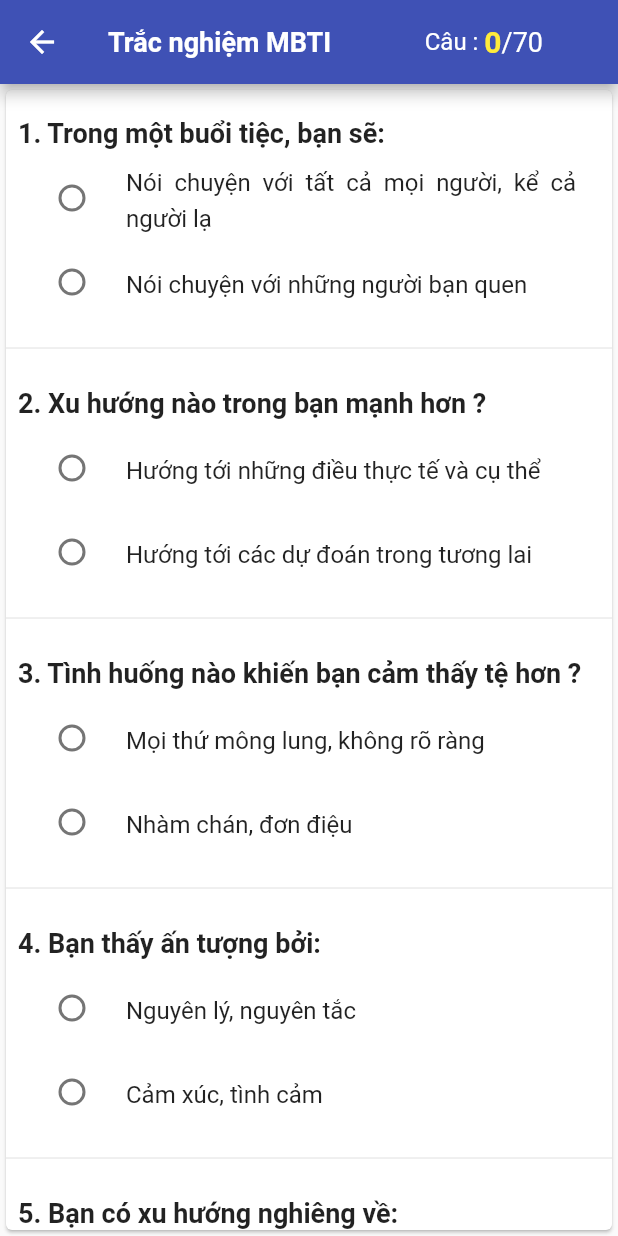
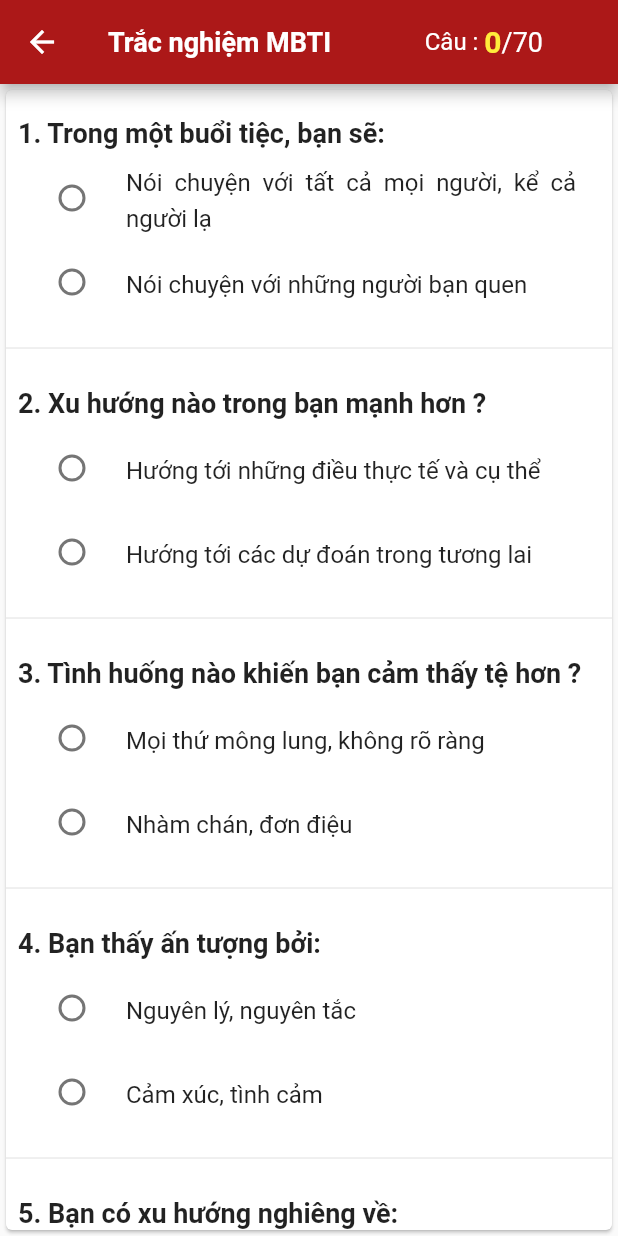
Before and after one commit to Vo-Ngoc-Khanh/App-quiz-MBTI, a Flutter app: the QuestionPage screen opened directly, on a phone screen of 412 x 824 dp. Run offline on Flutter 3.47's test engine with Material 2 defaults, Android fonts, the phone set to English and light mode, and no system bars; our stand-ins replace charts_flutter, flutter_swiper, lottie, shared_preferences; accounts and stored records are empty; Roboto replaces fonts that are missing (Times New Roman).

Commit message:
quiz mbti

```diff
--- a/flutter_quiz_app/lib/model/json/questionjson.dart
+++ b/flutter_quiz_app/lib/model/json/questionjson.dart
@@ -75,421 +75,421 @@ final questions = [
   {
   "questionText": "11. Khi đánh giá người khác, bạn thường:",
   "answerText": [
-      {"text": "A. Dựa trên các quy định, luật lệ","case" : "T"},
-      {"text": "B. Dựa trên hoàn cảnh cụ thể","case" : "F"},
+      {"text": " Dựa trên các quy định, luật lệ","case" : "T"},
+      {"text": " Dựa trên hoàn cảnh cụ thể","case" : "F"},
     ],
   },
   {
     "questionText": "12. Khi tiếp cận người khác, bạn nghiêng về:",
     "answerText": [
-        {"text": "A. Tiếp cận khách quan","case" : "T"},
-        {"text": "B. Tiếp cận cá nhân","case" : "F"},
+        {"text": " Tiếp cận khách quan","case" : "T"},
+        {"text": " Tiếp cận cá nhân","case" : "F"},
     ],
   },
   {
     "questionText": "13. Phong cách đúng với bạn hơn?",
     "answerText": [
-        {"text": "A. Đúng giờ","case" : "J"},
-        {"text": "B. Nhàn nhã, thoải mái","case" : "P"},
+        {"text": " Đúng giờ","case" : "J"},
+        {"text": " Nhàn nhã, thoải mái","case" : "P"},
     ],
   },
   {
     "questionText": "14. Bạn bồn chồn khi có những việc:",
     "answerText": [
-        {"text": "A. Chưa hoàn thiện","case" : "J"},
-        {"text": "B. Đã hoàn thiện","case" : "P"},
+        {"text": " Chưa hoàn thiện","case" : "J"},
+        {"text": " Đã hoàn thiện","case" : "P"},
     ],
   },
   {
     "questionText": "15. Bạn là người:",
     "answerText": [
-        {"text": "A. Luôn nắm bắt kịp thời thông tin về các vấn đề của mọi người","case" : "E"},
-        {"text": "B. Thường biết thông tin sau","case" : "I"},
+        {"text": " Luôn nắm bắt kịp thời thông tin về các vấn đề của mọi người","case" : "E"},
+        {"text": " Thường biết thông tin sau","case" : "I"},
     ],
   },
   {
     "questionText": "16. Với các công việc thông thường, bạn nghiêng về cách:",
     "answerText": [
-        {"text": "A. Làm theo cách thông thường","case" : "S"},
-        {"text": "B. Làm theo cách của riêng mình","case" : "N"},
+        {"text": " Làm theo cách thông thường","case" : "S"},
+        {"text": " Làm theo cách của riêng mình","case" : "N"},
     ],
   },
   {
     "questionText": "17. Theo bạn, các nhà văn nên:",
     "answerText": [
-        {"text": "A. Viết những gì họ nghĩ, và nghĩ những gì họ viết, một cách rõ ràng","case" : "S"},
-        {"text": "B. Diễn đạt sự việc bằng cách so sánh, liên tưởng","case" : "N"},
+        {"text": " Viết những gì họ nghĩ, và nghĩ những gì họ viết, một cách rõ ràng","case" : "S"},
+        {"text": " Diễn đạt sự việc bằng cách so sánh, liên tưởng","case" : "N"},
     ],
   },
   {
     "questionText": "18. Điều gì lôi cuốn bạn hơn:",
     "answerText": [
-        {"text": "A. Sự nhất quán về tư duy, suy nghĩ","case" : "T"},
-        {"text": "B. Sự hòa hợp trong các mối quan hệ con người","case" : "F"},
+        {"text": " Sự nhất quán về tư duy, suy nghĩ","case" : "T"},
+        {"text": " Sự hòa hợp trong các mối quan hệ con người","case" : "F"},
     ],
   },
   {
     "questionText": "19. Bạn cảm thấy thoải mái hơn khi đưa ra nhận xét:",
     "answerText": [
-        {"text": "A. Một cách logic","case" : "T"},
-        {"text": "B. Một cách có ý nghĩa, có giá trị","case" : "F"},
+        {"text": " Một cách logic","case" : "T"},
+        {"text": " Một cách có ý nghĩa, có giá trị","case" : "F"},
     ],
   },
   {
     "questionText": "20. Bạn thích những điều:",
     "answerText": [
-        {"text": "A. Được định trước","case" : "J"},
-        {"text": "B. Chưa được quyết định","case" : "P"},
+        {"text": " Được định trước","case" : "J"},
+        {"text": " Chưa được quyết định","case" : "P"},
     ],
   },
   {
     "questionText": "21. Bạn là người:",
     "answerText": [
-        {"text": "A. Nghiêm túc và quyết đoán","case" : "J"},
-        {"text": "B. Dễ tính, thoải mái","case" : "P"},
+        {"text": " Nghiêm túc và quyết đoán","case" : "J"},
+        {"text": " Dễ tính, thoải mái","case" : "P"},
     ],
   },
   {
     "questionText": "22. Khi nói chuyện điện thoại, bạn:",
     "answerText": [
-        {"text": "A. Hiếm khi băn khoăn đến những điều mình sẽ nói","case" : "E"},
-        {"text": "B. Thường chuẩn bị trước những điều mình sẽ nói","case" : "I"},
+        {"text": " Hiếm khi băn khoăn đến những điều mình sẽ nói","case" : "E"},
+        {"text": " Thường chuẩn bị trước những điều mình sẽ nói","case" : "I"},
     ],
   },
   {
     "questionText": "23. Theo bạn,các sự việc, sự kiện:",
     "answerText": [
-        {"text": "A. Bản thân nó giải thích cho chính nó","case" : "S"},
-        {"text": "B. Nó là bằng chứng giải thích cho các quy tắc, quy luật","case" : "N"},
+        {"text": " Bản thân nó giải thích cho chính nó","case" : "S"},
+        {"text": " Nó là bằng chứng giải thích cho các quy tắc, quy luật","case" : "N"},
     ],
   },
   {
     "questionText": "24. Những người có tầm nhìn xa:",
     "answerText": [
-        {"text": "A. Ở mức độ nào đó, họ thường gây khó chịu cho người khác","case" : "S"},
-        {"text": "B. Khá thú vị","case" : "N"},
+        {"text": " Ở mức độ nào đó, họ thường gây khó chịu cho người khác","case" : "S"},
+        {"text": " Khá thú vị","case" : "N"},
     ],
   },
   {
     "questionText": "25. Bạn là người:",
     "answerText": [
-        {"text": "A. Có cái đầu lạnh","case" : "T"},
-        {"text": "B. Có trái tim ấm","case" : "F"},
+        {"text": " Có cái đầu lạnh","case" : "T"},
+        {"text": " Có trái tim ấm","case" : "F"},
     ],
   },
   {
     "questionText": "26. Điều nào tồi tệ hơn:",
     "answerText": [
-        {"text": "A. Không công bằng","case" : "T"},
-        {"text": "B. Tàn nhẫn","case" : "F"},
+        {"text": " Không công bằng","case" : "T"},
+        {"text": " Tàn nhẫn","case" : "F"},
     ],
   },
   {
     "questionText": "27. Mọi người nên để các sự kiện xảy ra:",
     "answerText": [
-        {"text": "A. Theo sự lựa chọn và cân nhắc kĩ lưỡng","case" : "J"},
-        {"text": "B. Diễn ra ngẫu nhiên, tự nhiên","case" : "P"},
+        {"text": " Theo sự lựa chọn và cân nhắc kĩ lưỡng","case" : "J"},
+        {"text": " Diễn ra ngẫu nhiên, tự nhiên","case" : "P"},
     ],
   },
   {
     "questionText": "28. Bạn cảm thấy thoải mái hơn khi:",
     "answerText": [
-        {"text": "A. Đã mua một thứ gì đó","case" : "J"},
-        {"text": "B. Có khả năng và có sự lựa chọn để mua","case" : "P"},
+        {"text": " Đã mua một thứ gì đó","case" : "J"},
+        {"text": " Có khả năng và có sự lựa chọn để mua","case" : "P"},
     ],
   },
   {
     "questionText": "29. Trong công ty, bạn là người:",
     "answerText": [
-        {"text": "A. Khởi xướng các câu chuyện","case" : "E"},
-        {"text": "B. Đợi người khác khởi xướng để nói chuyện","case" : "I"},
+        {"text": " Khởi xướng các câu chuyện","case" : "E"},
+        {"text": " Đợi người khác khởi xướng để nói chuyện","case" : "I"},
     ],
   },
   {
     "questionText": "30. Những logic được mọi người chấp nhận, bạn sẽ:",
     "answerText": [
-        {"text": "A. Tin tưởng vào những điều đó và không nghi ngờ","case" : "S"},
-        {"text": "B. Xem xét lại tính đúng đắn của những điều đó","case" : "N"},
+        {"text": " Tin tưởng vào những điều đó và không nghi ngờ","case" : "S"},
+        {"text": " Xem xét lại tính đúng đắn của những điều đó","case" : "N"},
     ],
   },
   {
     "questionText": "31. Trẻ em thường không:",
     "answerText": [
-        {"text": "A. Tự mình phát huy hết năng lực","case" : "S"},
-        {"text": "B. Thỏa mãn hết trí tưởng tượng của mình","case" : "N"},
+        {"text": " Tự mình phát huy hết năng lực","case" : "S"},
+        {"text": " Thỏa mãn hết trí tưởng tượng của mình","case" : "N"},
     ],
   },
   {
     "questionText": "32. Khi đưa ra các quyết định, bạn thiên về:",
     "answerText": [
-        {"text": "A. Các tiêu chuẩn, quy định","case" : "T"},
-        {"text": "B. Cảm xúc, cảm nhận","case" : "F"},
+        {"text": " Các tiêu chuẩn, quy định","case" : "T"},
+        {"text": " Cảm xúc, cảm nhận","case" : "F"},
     ],
   },
   {
     "questionText": "33. Bạn nghiêng về tính cách:",
     "answerText": [
-        {"text": "A. Chắc chắn hơn là nhẹ nhàng","case" : "T"},
-        {"text": "B. Nhẹ nhàng hơn là chắc chắn","case" : "F"},
+        {"text": " Chắc chắn hơn là nhẹ nhàng","case" : "T"},
+        {"text": " Nhẹ nhàng hơn là chắc chắn","case" : "F"},
     ],
   },
   {
     "questionText": "34. Khả năng nào đáng khâm phục hơn:",
     "answerText": [
-        {"text": "A. Khả năng tổ chức và làm việc có phương pháp","case" : "J"},
-        {"text": "B. Khả năng thích ứng và xoay xở trước mọi tình huống","case" : "P"},
+        {"text": " Khả năng tổ chức và làm việc có phương pháp","case" : "J"},
+        {"text": " Khả năng thích ứng và xoay xở trước mọi tình huống","case" : "P"},
     ],
   },
   {
     "questionText": "35. Bạn đề cao:",
     "answerText": [
-        {"text": "A. Sự chắc chắn","case" : "J"},
-        {"text": "B. Sự cởi mở","case" : "P"},
+        {"text": " Sự chắc chắn","case" : "J"},
+        {"text": " Sự cởi mở","case" : "P"},
     ],
   },
   {
     "questionText": "36. Đối mặt với những vấn đề mới, bạn thường",
     "answerText": [
-        {"text": "A. Thấy kích thích và hào hứng","case" : "E"},
-        {"text": "B. Cảm thấy mệt mỏi","case" : "I"},
+        {"text": " Thấy kích thích và hào hứng","case" : "E"},
+        {"text": " Cảm thấy mệt mỏi","case" : "I"},
     ],
   },
   {
     "questionText": "37. Thường thì bạn là:",
     "answerText": [
-        {"text": "A. Người thực tế","case" : "S"},
-        {"text": "B. Người có khả năng tưởng tượng phong phú","case" : "N"},
+        {"text": " Người thực tế","case" : "S"},
+        {"text": " Người có khả năng tưởng tượng phong phú","case" : "N"},
     ],
   },
   {
     "questionText": "38. Bạn thường có xu hướng xem người khác:",
     "answerText": [
-        {"text": "A. Có thể làm được việc gì hữu ích","case" : "S"},
-        {"text": "B. Xem người khác sẽ nghĩ và cảm nhận như thế nào","case" : "N"},
+        {"text": " Có thể làm được việc gì hữu ích","case" : "S"},
+        {"text": " Xem người khác sẽ nghĩ và cảm nhận như thế nào","case" : "N"},
     ],
   },
   {
     "questionText": "39. Bạn cảm thấy thoải mái hơn khi:",
     "answerText": [
-        {"text": "A. Thảo luận một vân đề kĩ lưỡng, triệt để","case" : "T"},
-        {"text": "B. Đạt được thỏa thuận, sự nhất trí về vấn đề","case" : "F"},
+        {"text": " Thảo luận một vân đề kĩ lưỡng, triệt để","case" : "T"},
+        {"text": " Đạt được thỏa thuận, sự nhất trí về vấn đề","case" : "F"},
     ],
   },
   {
     "questionText": "40. Cái đầu hay trái tim chi phối bạn nhiều hơn",
     "answerText": [
-        {"text": "A. Cái đầu","case" : "T"},
-        {"text": "B. Trái tim","case" : "F"},
+        {"text": " Cái đầu","case" : "T"},
+        {"text": " Trái tim","case" : "F"},
     ],
   },
   {
     "questionText": "41. Bạn thích công việc:",
     "answerText": [
-        {"text": "A. Được giao trọn gói, làm xong hết rồi bàn giao","case" : "J"},
-        {"text": "B. Công việc làm hàng ngày, theo lịch","case" : "P"},
+        {"text": " Được giao trọn gói, làm xong hết rồi bàn giao","case" : "J"},
+        {"text": " Công việc làm hàng ngày, theo lịch","case" : "P"},
     ],
   },
   {
     "questionText": "42. Bạn có xu hướng tìm kiếm những điều:",
     "answerText": [
-        {"text": "A. Theo trật tự, thứ tự","case" : "J"},
-        {"text": "B. Ngẫu nhiên","case" : "P"},
+        {"text": " Theo trật tự, thứ tự","case" : "J"},
+        {"text": " Ngẫu nhiên","case" : "P"},
     ],
   },
   {
     "questionText": "43. Bạn thích kiểu nào hơn:",
     "answerText": [
-        {"text": "A. Nhiều bạn bè với mức độ tiếp xúc ngắn gọn","case" : "E"},
-        {"text": "B. Một vài bạn thân với mức độ tiếp xúc sâu","case" : "I"},
+        {"text": " Nhiều bạn bè với mức độ tiếp xúc ngắn gọn","case" : "E"},
+        {"text": " Một vài bạn thân với mức độ tiếp xúc sâu","case" : "I"},
     ],
   },
   {
     "questionText": "44. Bạn thường dựa vào:",
     "answerText": [
-        {"text": "A. Sự kiện, thông tin","case" : "S"},
-        {"text": "B. Nguyên lí, nguyên tắc","case" : "N"},
+        {"text": " Sự kiện, thông tin","case" : "S"},
+        {"text": " Nguyên lí, nguyên tắc","case" : "N"},
     ],
   },
   {
     "questionText": "45. Bạn hứng thú với việc gì hơn:",
     "answerText": [
-        {"text": "A. Sản xuất và phân phối","case" : "S"},
-        {"text": "B. Thiết kế, nghiên cứu","case" : "N"},
+        {"text": " Sản xuất và phân phối","case" : "S"},
+        {"text": " Thiết kế, nghiên cứu","case" : "N"},
     ],
   },
   {
     "questionText": "46. Bạn thích được khen là:",
     "answerText": [
-        {"text": "A. Một người có logic rất tốt","case" : "T"},
-        {"text": "B. Một người rất tình cảm, tinh tế","case" : "F"},
+        {"text": " Một người có logic rất tốt","case" : "T"},
+        {"text": " Một người rất tình cảm, tinh tế","case" : "F"},
     ],
   },
   {
     "questionText": "47. Bạn thấy điều nào ở mình giá trị hơn:",
     "answerText": [
-        {"text": "A. Kiên định, vững vàng","case" : "T"},
-        {"text": "B. Toàn tâm, cống hiến","case" : "F"},
+        {"text": " Kiên định, vững vàng","case" : "T"},
+        {"text": " Toàn tâm, cống hiến","case" : "F"},
     ],
   },
   {
     "questionText": "48. Bạn thường thích:",
     "answerText": [
-        {"text": "A. Một tuyên bố cuối cùng, không thay đổi","case" : "J"},
-        {"text": "B. Một tuyên bố dự kiến, ban đầu","case" : "P"},
+        {"text": " Một tuyên bố cuối cùng, không thay đổi","case" : "J"},
+        {"text": " Một tuyên bố dự kiến, ban đầu","case" : "P"},
     ],
   },
   {
     "questionText": "49. Bạn thấy thoải mái hơn:",
     "answerText": [
-        {"text": "A. Trước khi đưa ra quyết định","case" : "J"},
-        {"text": "B. Sau khi đưa ra quyết định","case" : "P"},
+        {"text": " Trước khi đưa ra quyết định","case" : "J"},
+        {"text": " Sau khi đưa ra quyết định","case" : "P"},
     ],
   },
   {
     "questionText": "50. Bạn có thấy mình:",
     "answerText": [
-        {"text": "A. Dễ dàng bắt chuyện với người lạ","case" : "E"},
-        {"text": "B. Có ít điều để nói với người lạ","case" : "I"},
+        {"text": " Dễ dàng bắt chuyện với người lạ","case" : "E"},
+        {"text": " Có ít điều để nói với người lạ","case" : "I"},
     ],
   },
   {
     "questionText": "51. Bạn có xu hướng tin tưởng vào",
     "answerText": [
-        {"text": "A. Kinh nghiệm của mình","case" : "S"},
-        {"text": "B. Linh cảm của mình","case" : "N"},
+        {"text": " Kinh nghiệm của mình","case" : "S"},
+        {"text": " Linh cảm của mình","case" : "N"},
     ],
   },
   {
     "questionText": "52. Bạn cho mình là người như thế nào?",
     "answerText": [
-        {"text": "A. Là người thực tế hơn là khéo léo, mưu trí","case" : "S"},
-        {"text": "B. Là người khéo léo, mưu trí hơn là thực tế","case" : "N"},
+        {"text": " Là người thực tế hơn là khéo léo, mưu trí","case" : "S"},
+        {"text": " Là người khéo léo, mưu trí hơn là thực tế","case" : "N"},
     ],
   },
   {
     "questionText": "53. Theo bạn ai sẽ là người đáng được khen ngợi:",
     "answerText": [
-        {"text": "A. Một người giàu lý trí","case" : "T"},
-        {"text": "B. Một người giàu cảm xúc","case" : "F"},
+        {"text": " Một người giàu lý trí","case" : "T"},
+        {"text": " Một người giàu cảm xúc","case" : "F"},
     ],
   },
   {
     "questionText": "54. Bạn có xu hướng nhiều hơn về:",
     "answerText": [
-        {"text": "A. Công bằng, vô tư","case" : "T"},
-        {"text": "B. Thông cảm, đồng cảm","case" : "F"},
+        {"text": " Công bằng, vô tư","case" : "T"},
+        {"text": " Thông cảm, đồng cảm","case" : "F"},
     ],
   },
   {
     "questionText": "55. Mọi việc sẽ hợp lý hơn nếu:",
     "answerText": [
-        {"text": "A. Được chuẩn bị trước","case" : "J"},
-        {"text": "B. Diễn ra tự nhiên","case" : "P"},
+        {"text": " Được chuẩn bị trước","case" : "J"},
+        {"text": " Diễn ra tự nhiên","case" : "P"},
     ],
   },
   {
     "questionText": "56. Mọi việc:",
     "answerText": [
-        {"text": "A. Có thể nói chuyện để giải quyết được","case" : "J"},
-        {"text": "B. Nên để mọi việc diễn ra ngẫu nhiên theo điều kiện hoàn cảnh","case" : "P"},
+        {"text": " Có thể nói chuyện để giải quyết được","case" : "J"},
+        {"text": " Nên để mọi việc diễn ra ngẫu nhiên theo điều kiện hoàn cảnh","case" : "P"},
     ],
   },
   {
     "questionText": "57. Khi chuông điện thoại reo, bạn sẽ:",
     "answerText": [
-        {"text": "A. Là người đầu tiên nhấc máy để nghe","case" : "E"},
-        {"text": "B. Hi vọng có người khác sẽ nhấc máy","case" : "I"},
+        {"text": " Là người đầu tiên nhấc máy để nghe","case" : "E"},
+        {"text": " Hi vọng có người khác sẽ nhấc máy","case" : "I"},
     ],
   },
   {
     "questionText": "58. Bạn đánh giá cao điều gì trong mình hơn:",
     "answerText": [
-        {"text": "A. Cảm nhận tốt các yếu tố thực tế","case" : "S"},
-        {"text": "B. Trí tưởng tượng phong phú, rực rỡ","case" : "N"},
+        {"text": " Cảm nhận tốt các yếu tố thực tế","case" : "S"},
+        {"text": " Trí tưởng tượng phong phú, rực rỡ","case" : "N"},
     ],
   },
   {
     "questionText": "59. Bạn sẽ chú tâm hơn đến:",
     "answerText": [
-        {"text": "A. Các nguyên tắc, nguyên lý cơ bản","case" : "S"},
-        {"text": "B. Các ngụ ý, hàm ý, ẩn ý","case" : "N"},
+        {"text": " Các nguyên tắc, nguyên lý cơ bản","case" : "S"},
+        {"text": " Các ngụ ý, hàm ý, ẩn ý","case" : "N"},
     ],
   },
   {
     "questionText": "60. Bạn không thích những người:",
     "answerText": [
-        {"text": "A. Quá nồng nhiệt, thiết tha","case" : "T"},
-        {"text": "B. Quá khách quan","case" : "F"},
+        {"text": " Quá nồng nhiệt, thiết tha","case" : "T"},
+        {"text": " Quá khách quan","case" : "F"},
     ],
   },
   {
     "questionText": "61. Bạn sẽ đánh giá mình là người thế nào?",
     "answerText": [
-        {"text": "A. Thiết thực, ít bị chi phối bởi tình cảm","case" : "T"},
-        {"text": "B. Từ tâm, đa cảm","case" : "F"},
+        {"text": " Thiết thực, ít bị chi phối bởi tình cảm","case" : "T"},
+        {"text": " Từ tâm, đa cảm","case" : "F"},
     ],
   },
   {
     "questionText": "62. Tình huống nào sẽ lôi cuốn bạn:",
     "answerText": [
-        {"text": "A. Tình huống rõ ràng, có kế hoạch","case" : "J"},
-        {"text": "B. Tình huống không xác định, không có kế hoạch","case" : "P"},
+        {"text": " Tình huống rõ ràng, có kế hoạch","case" : "J"},
+        {"text": " Tình huống không xác định, không có kế hoạch","case" : "P"},
     ],
   },
   {
     "questionText": "63. Bạn là người có xu hướng nào hơn:",
     "answerText": [
-        {"text": "A. Theo thói quen","case" : "J"},
-        {"text": "B. Hay thay đổi","case" : "P"},
+        {"text": " Theo thói quen","case" : "J"},
+        {"text": " Hay thay đổi","case" : "P"},
     ],
   },
   {
     "questionText": "64. Bạn có xu hướng:",
     "answerText": [
-        {"text": "A. Là người dễ tiếp cận","case" : "E"},
-        {"text": "B. Ở mức độ nào đó là người kín đáo","case" : "I"},
+        {"text": " Là người dễ tiếp cận","case" : "E"},
+        {"text": " Ở mức độ nào đó là người kín đáo","case" : "I"},
     ],
   },
   {
     "questionText": "65. Khi viết, bạn thích:",
     "answerText": [
-        {"text": "A. Viết theo hướng văn chương hơn","case" : "S"},
-        {"text": "B. Viết theo số liệu, dữ liệu hơn","case" : "N"},
+        {"text": " Viết theo hướng văn chương hơn","case" : "S"},
+        {"text": " Viết theo số liệu, dữ liệu hơn","case" : "N"},
     ],
   },
   {
     "questionText": "66. Điều gì khó thực hiện hơn:",
     "answerText": [
-        {"text": "A. Hiểu và chia sẻ với người khác","case" : "S"},
-        {"text": "B. Sử dụng người khác","case" : "N"},
+        {"text": " Hiểu và chia sẻ với người khác","case" : "S"},
+        {"text": " Sử dụng người khác","case" : "N"},
     ],
   },
   {
     "questionText": "67. Bạn mong ước mình sẽ có thêm:",
     "answerText": [
-        {"text": "A. Lí trí suy xét rõ ràng","case" : "T"},
-        {"text": "B. Tình thương, lòng trắc ẩn sâu sắc","case" : "F"},
+        {"text": " Lí trí suy xét rõ ràng","case" : "T"},
+        {"text": " Tình thương, lòng trắc ẩn sâu sắc","case" : "F"},
     ],
   },
   {
     "questionText": "68. Điều gì sẽ là lỗi lớn hơn:",
     "answerText": [
-        {"text": "A. Hành động bừa bãi, không cân nhắc","case" : "T"},
-        {"text": "B. Hành động chỉ trích, phê phán","case" : "F"},
+        {"text": " Hành động bừa bãi, không cân nhắc","case" : "T"},
+        {"text": " Hành động chỉ trích, phê phán","case" : "F"},
     ],
   },
   {
     "questionText": "69. Bạn sẽ thích:",
     "answerText": [
-        {"text": "A. Sự kiện có kế hoạch trước","case" : "J"},
-        {"text": "B. Sự kiện không có kế hoạch trước","case" : "P"},
+        {"text": " Sự kiện có kế hoạch trước","case" : "J"},
+        {"text": " Sự kiện không có kế hoạch trước","case" : "P"},
     ],
   },
   {
     "questionText": "70. Bạn thiên về xu hướng hành động:",
     "answerText": [
-        {"text": "A. Cân nhắc thận trọng","case" : "J"},
-        {"text": "B. Tự nhiên, tự phát","case" : "P"},
+        {"text": " Cân nhắc thận trọng","case" : "J"},
+        {"text": " Tự nhiên, tự phát","case" : "P"},
     ],
   },
 ];
--- a/flutter_quiz_app/lib/views/guide.dart
+++ b/flutter_quiz_app/lib/views/guide.dart
@@ -63,6 +63,9 @@ class GuidePage extends StatelessWidget {
                     },
                     label: const Text("QUAY LẠI"),
                     icon: const Icon(Icons.arrow_back),
+                    style:ElevatedButton.styleFrom(
+                      primary: general
+                    )
                   ),
                   ElevatedButton.icon(
                     onPressed: () {
@@ -73,7 +76,9 @@ class GuidePage extends StatelessWidget {
                     },
                     label: const Text("BẮT ĐẦU"),
                     icon: const Icon(Icons.arrow_forward),
-
+                    style:ElevatedButton.styleFrom(
+                      primary: general
+                    )
                   ),
                 ],
               ),
--- a/flutter_quiz_app/lib/views/home.dart
+++ b/flutter_quiz_app/lib/views/home.dart
@@ -2,6 +2,7 @@ import 'package:flutter/material.dart';
 import '../model/json/homejson.dart';
 import '../views/drawer.dart';
 import '../views/settings.dart';
+import '../widgets/colors.dart';
 import '../widgets/text.dart';
 import 'guide.dart';
 import 'package:url_launcher/url_launcher.dart';
@@ -27,7 +28,7 @@ class _HomePageState extends State<HomePage> {
         child:BuildDrawer()
       ),
       appBar: AppBar(
-        backgroundColor: Colors.indigo,
+        backgroundColor: general,
         title: textAppBar('Trắc nghiệm MBTI'),
         actions: [
           IconButton(
@@ -63,7 +64,7 @@ class _HomePageState extends State<HomePage> {
                         const SizedBox( height: 220,),
                         Card(
                         elevation: 8,//shadow of card widget
-                        color: Colors.cyanAccent,
+                        color: const Color(0xff677fdc),
                         child: Padding(
                           padding: const EdgeInsets.all(16.0),
                           child: Column(
@@ -94,7 +95,7 @@ class _HomePageState extends State<HomePage> {
         ),
       ),
       floatingActionButton: FloatingActionButton.extended(
-          backgroundColor: Colors.indigo,
+          backgroundColor: general,
           onPressed: () {
             Navigator.push(context,MaterialPageRoute(builder: (context) => const GuidePage()));
           },
--- a/flutter_quiz_app/lib/views/questions.dart
+++ b/flutter_quiz_app/lib/views/questions.dart
@@ -200,7 +200,7 @@ class _QuestionPageState extends State<QuestionPage> {
         child: ListView.separated(
           scrollDirection: Axis.vertical,
           separatorBuilder: (BuildContext context, int index) => const Divider(),
-          itemCount: questions.length,
+          itemCount: 5,//questions.length,
           itemBuilder: (BuildContext context, int index) {
             return Padding(
               padding: const EdgeInsets.all(8.0),
@@ -231,7 +231,7 @@ class _QuestionPageState extends State<QuestionPage> {
         ),
       ),
       floatingActionButton: Visibility(
-        visible: indexAnwser == 70 ? true : false,
+        visible: indexAnwser == 5 ? true : false,
         child: FloatingActionButton.extended(
           onPressed: () {
             Navigator.pushAndRemoveUntil(context,
--- a/flutter_quiz_app/lib/widgets/colors.dart
+++ b/flutter_quiz_app/lib/widgets/colors.dart
@@ -1,3 +1,3 @@
 import 'package:flutter/material.dart';
 
-Color general = Colors.indigo;
+Color general = const Color(0xFFAC1818);
```
Also changed, not shown: 2 other files.
